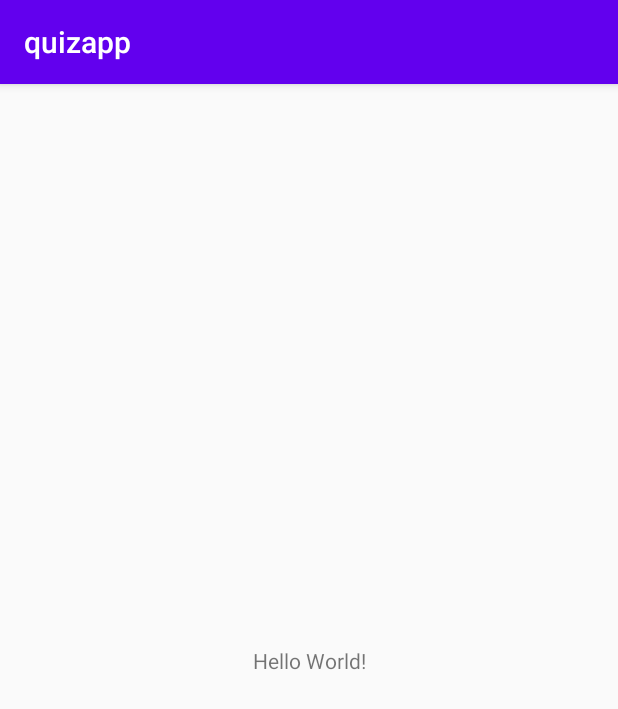
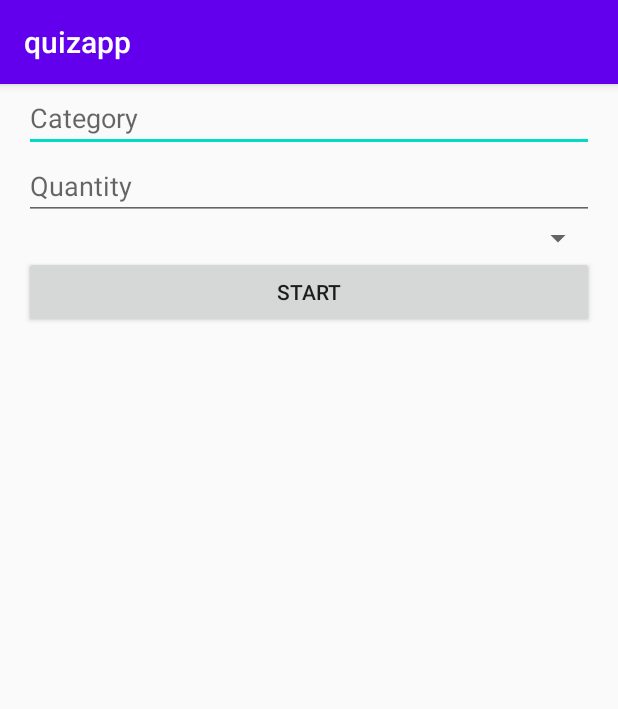
Before and after one commit to bartek-bartlomiej/agh-toik-quiz-app, an Android app: the screen it shows after launch (MainActivity), on a phone screen of 412 x 824 dp. Shown: the top 709 px of the screen. Run offline under Robolectric (Android 15) with nearby library versions, the phone set to English and light mode, and no system bars; libraries missing offline, so code that uses them is left out: pl.edu.agh; 2 statements that could not run were skipped.

Commit message:
Add basic UI

```diff
--- a/quizapp/app/src/main/AndroidManifest.xml
+++ b/quizapp/app/src/main/AndroidManifest.xml
@@ -9,6 +9,7 @@
         android:roundIcon="@mipmap/ic_launcher_round"
         android:supportsRtl="true"
         android:theme="@style/AppTheme">
+        <activity android:name=".QuizActivity"></activity>
         <activity android:name=".MainActivity">
             <intent-filter>
                 <action android:name="android.intent.action.MAIN" />
--- a/quizapp/app/src/main/res/layout/activity_main.xml
+++ b/quizapp/app/src/main/res/layout/activity_main.xml
@@ -1,18 +1,36 @@
 <?xml version="1.0" encoding="utf-8"?>
-<androidx.constraintlayout.widget.ConstraintLayout xmlns:android="http://schemas.android.com/apk/res/android"
-    xmlns:app="http://schemas.android.com/apk/res-auto"
-    xmlns:tools="http://schemas.android.com/tools"
+<RelativeLayout xmlns:android="http://schemas.android.com/apk/res/android"
     android:layout_width="match_parent"
     android:layout_height="match_parent"
+    xmlns:tools="http://schemas.android.com/tools"
+    android:paddingLeft="16dp"
+    android:paddingRight="16dp"
     tools:context=".MainActivity">
-
-    <TextView
-        android:layout_width="wrap_content"
+    <EditText
+        android:id="@+id/editTextCategory"
+        android:layout_width="match_parent"
         android:layout_height="wrap_content"
-        android:text="Hello World!"
-        app:layout_constraintBottom_toBottomOf="parent"
-        app:layout_constraintLeft_toLeftOf="parent"
-        app:layout_constraintRight_toRightOf="parent"
-        app:layout_constraintTop_toTopOf="parent" />
-
-</androidx.constraintlayout.widget.ConstraintLayout>
+        android:hint="@string/edit_text_category"
+        android:inputType="text"
+        android:importantForAutofill="no"/>
+    <EditText
+        android:id="@+id/editTextQuantity"
+        android:layout_width="match_parent"
+        android:layout_height="wrap_content"
+        android:layout_below="@id/editTextCategory"
+        android:hint="@string/edit_text_quantity"
+        android:inputType="number"
+        android:importantForAutofill="no" />
+    <Spinner
+        android:id="@+id/spinnerDifficulty"
+        android:layout_width="match_parent"
+        android:layout_height="wrap_content"
+        android:layout_below="@id/editTextQuantity" />
+    <Button
+        android:id="@+id/buttonStart"
+        android:layout_width="match_parent"
+        android:layout_height="wrap_content"
+        android:layout_below="@id/spinnerDifficulty"
+        android:text="@string/button_start"
+        android:onClick="startQuiz"/>
+</RelativeLayout>
--- a/quizapp/app/src/main/res/values/strings.xml
+++ b/quizapp/app/src/main/res/values/strings.xml
@@ -1,3 +1,7 @@
 <resources>
     <string name="app_name">quizapp</string>
+    <string name="edit_text_category">Category</string>
+    <string name="edit_text_quantity">Quantity</string>
+    <string name="button_start">Start</string>
+    <string name="button_next">Next</string>
 </resources>
```
Also changed, not shown: quizapp/app/src/main/java/pl/edu/agh/toik/quizapp/MainActivity.kt (+33 -2 lines), quizapp/app/src/main/java/pl/edu/agh/toik/quizapp/QuizActivity.kt (added, +63 -0 lines), quizapp/app/src/main/res/layout/activity_quiz.xml (added, +27 -0 lines).
